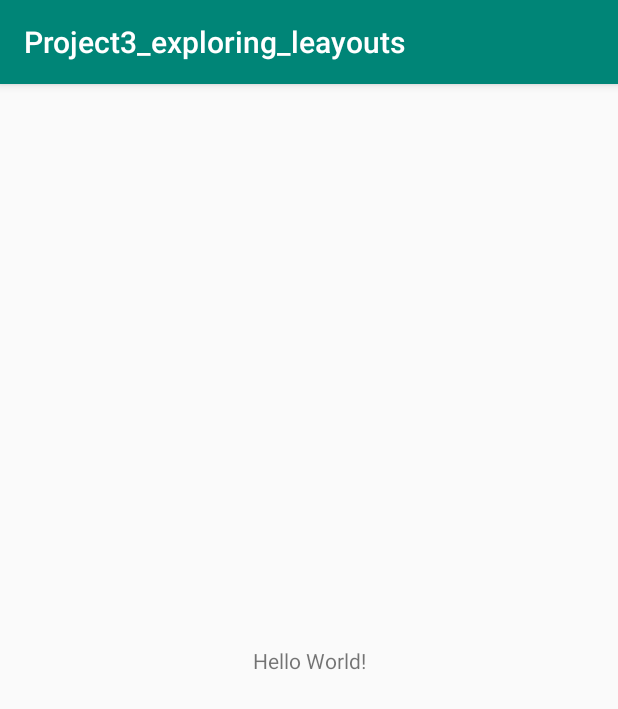
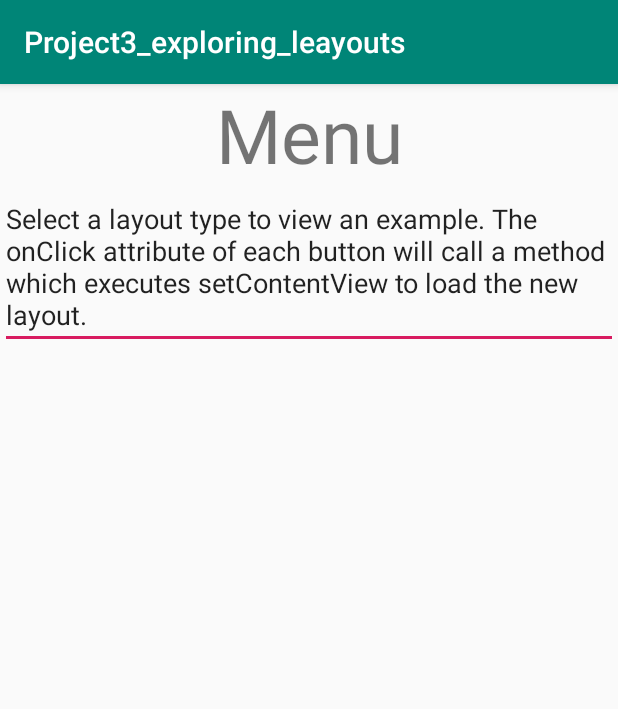
Before and after one commit to zedd-1983/android_school, an Android app: the screen it shows after launch (MainActivity), on a phone screen of 412 x 824 dp. Shown: the top 709 px of the screen. Run offline under Robolectric (Android 15) with nearby library versions, the phone set to English and light mode, and no system bars.

Commit message:
main_menu layout created

```diff
--- a/Project3_exploring_leayouts/app/src/main/java/com/example/project3_exploring_leayouts/MainActivity.java
+++ b/Project3_exploring_leayouts/app/src/main/java/com/example/project3_exploring_leayouts/MainActivity.java
@@ -9,6 +9,7 @@ public class MainActivity extends AppCompatActivity {
     @Override
     protected void onCreate(Bundle savedInstanceState) {
         super.onCreate(savedInstanceState);
-        setContentView(R.layout.activity_main);
+
+        setContentView(R.layout.main_menu);
     }
 }
--- /dev/null
+++ b/Project3_exploring_leayouts/app/src/main/res/layout/main_menu.xml
@@ -0,0 +1,25 @@
+<?xml version="1.0" encoding="utf-8"?>
+<LinearLayout
+    xmlns:android="http://schemas.android.com/apk/res/android"
+
+    android:orientation="vertical"
+    android:layout_width="match_parent"
+    android:layout_height="match_parent">
+
+    <TextView
+        android:id="@+id/textView"
+        android:layout_width="match_parent"
+        android:layout_height="wrap_content"
+        android:gravity="center_horizontal"
+        android:text="@string/menu"
+        android:textSize="50sp" />
+
+    <EditText
+        android:id="@+id/editText"
+        android:layout_width="match_parent"
+        android:layout_height="wrap_content"
+        android:ems="10"
+        android:gravity="start|top"
+        android:inputType="textMultiLine"
+        android:text="@string/select_a_layout_type_to_view_an_example_the_onclick_attribute_of_each_button_will_call_a_method_which_executes_setcontentview_to_load_the_new_layout" />
+</LinearLayout>
--- a/Project3_exploring_leayouts/app/src/main/res/values/strings.xml
+++ b/Project3_exploring_leayouts/app/src/main/res/values/strings.xml
@@ -1,3 +1,5 @@
 <resources>
     <string name="app_name">Project3_exploring_leayouts</string>
+    <string name="menu">Menu</string>
+    <string name="select_a_layout_type_to_view_an_example_the_onclick_attribute_of_each_button_will_call_a_method_which_executes_setcontentview_to_load_the_new_layout">Select a layout type to view an example. The onClick attribute of each button will call a method which executes setContentView to load the new layout.</string>
 </resources>
```
